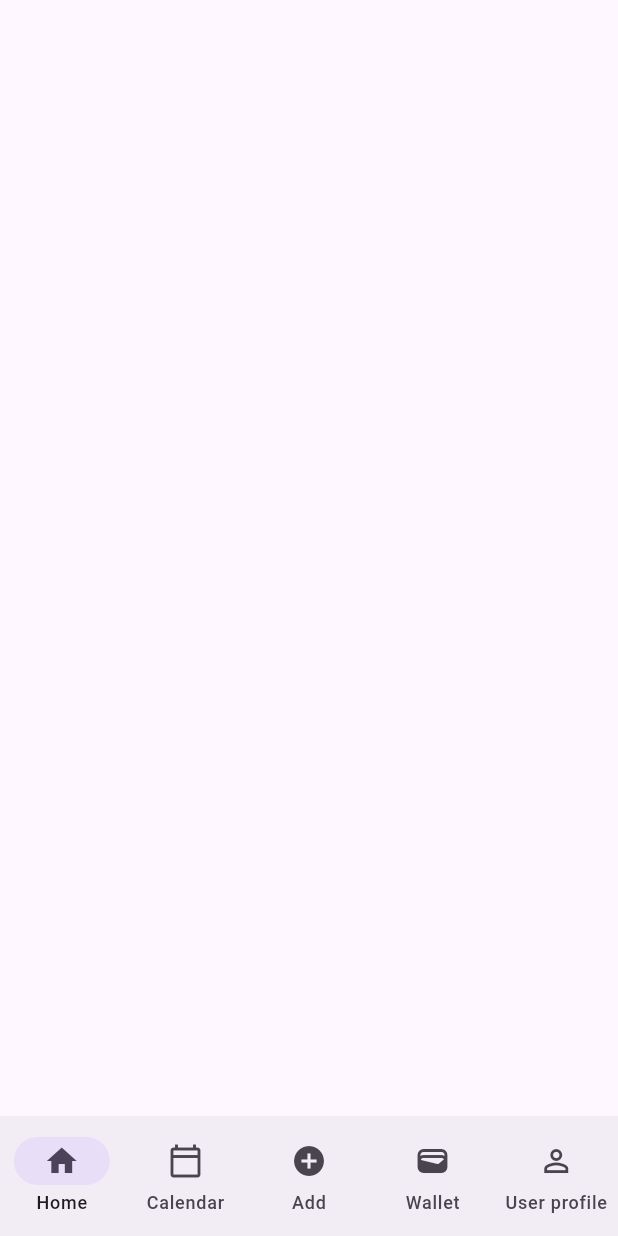
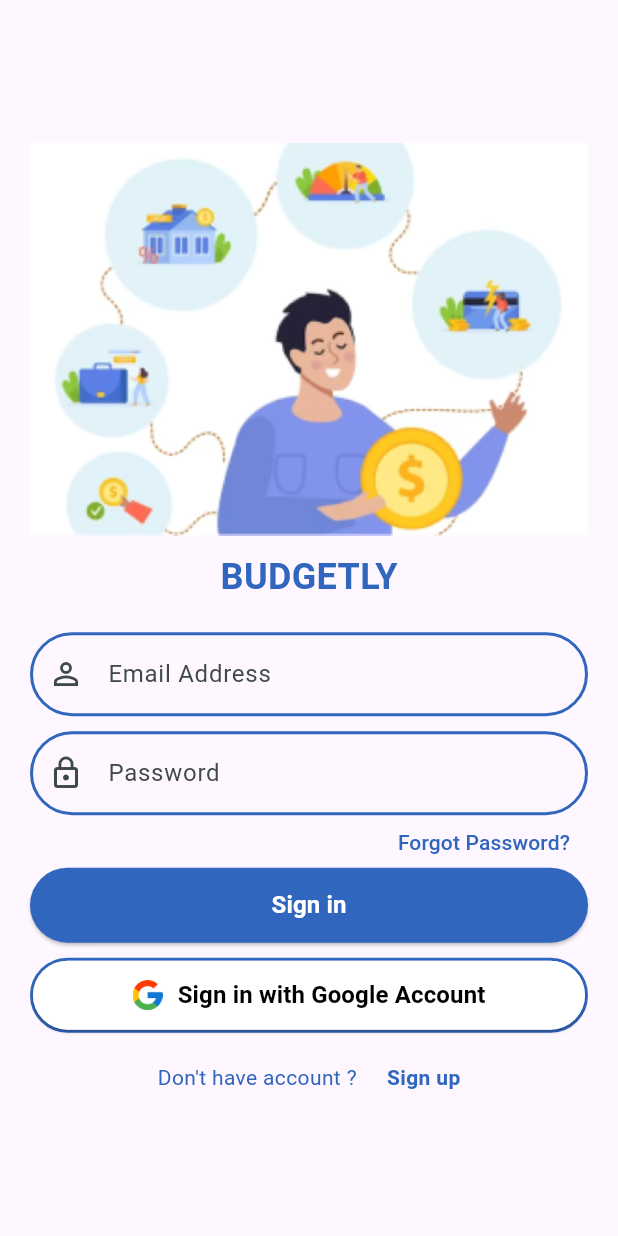
Before and after one commit to RMIT-Budgetly/budgetly, a Flutter app: the screen it shows after launch, on a phone screen of 412 x 824 dp. Run offline on Flutter 3.47's test engine with Material 3 defaults, Android fonts, the phone set to English and light mode, and no system bars.

Commit message:
BGL-87 complete sign in UI

```diff
--- a/lib/main.dart
+++ b/lib/main.dart
@@ -1,5 +1,5 @@
 import 'package:flutter/material.dart';
-import 'package:personal_finance/pages/home_page/home.dart';
+import 'package:personal_finance/pages/user_authentication/signin_screen.dart';
 
 void main() {
   runApp(const MyApp());
@@ -8,31 +8,14 @@ void main() {
 class MyApp extends StatelessWidget {
   const MyApp({super.key});
 
-  // This widget is the root of your application.
   @override
   Widget build(BuildContext context) {
     return MaterialApp(
-      title: 'Flutter Demo',
-      theme: ThemeData(
-        // This is the theme of your application.
-        //
-        // TRY THIS: Try running your application with "flutter run". You'll see
-        // the application has a blue toolbar. Then, without quitting the app,
-        // try changing the seedColor in the colorScheme below to Colors.green
-        // and then invoke "hot reload" (save your changes or press the "hot
-        // reload" button in a Flutter-supported IDE, or press "r" if you used
-        // the command line to start the app).
-        //
-        // Notice that the counter didn't reset back to zero; the application
-        // state is not lost during the reload. To reset the state, use hot
-        // restart instead.
-        //
-        // This works for code too, not just values: Most code changes can be
-        // tested with just a hot reload.
-        colorScheme: ColorScheme.fromSeed(seedColor: Colors.deepPurple),
-        useMaterial3: true,
+      title: 'Personal Finance App',
+      theme: ThemeData().copyWith(
+        colorScheme: ColorScheme.fromSeed(seedColor: const Color.fromARGB(255, 255, 255, 255),),
       ),
-      home: const HomePage(),
+      home: const SignInScreen(),
     );
   }
 }
--- /dev/null
+++ b/lib/pages/user_authentication/signin_screen.dart
@@ -0,0 +1,211 @@
+import 'package:flutter/material.dart';
+
+class SignInScreen extends StatefulWidget {
+  const SignInScreen({super.key});
+
+  @override
+  State<StatefulWidget> createState() {
+    return _SignInScreenState();
+  }
+}
+
+class _SignInScreenState extends State<SignInScreen> {
+  @override
+  Widget build(BuildContext context) {
+    return Scaffold(
+      body: Center(
+        child: SingleChildScrollView(
+          child: Padding(
+            padding: const EdgeInsets.symmetric(horizontal: 20, vertical: 30),
+            child: Column(
+              mainAxisSize: MainAxisSize.min,
+              children: [
+                Image.asset(
+                  'assets/images/signin_banner.png',
+                  fit: BoxFit.fitWidth,
+                ),
+                const SizedBox(
+                  height: 10,
+                ),
+                Container(
+                  alignment: Alignment.center,
+                  child: const Text(
+                    'BUDGETLY',
+                    style: TextStyle(
+                      color: Color.fromARGB(255, 48, 102, 190),
+                      fontSize: 24,
+                      fontWeight: FontWeight.bold,
+                    ),
+                  ),
+                ),
+                const SizedBox(
+                  height: 20,
+                ),
+                SingleChildScrollView(
+                  child: Padding(
+                    padding:
+                        const EdgeInsets.symmetric(horizontal: 0, vertical: 0),
+                    child: Form(
+                      child: Column(
+                        mainAxisSize: MainAxisSize.min,
+                        children: [
+                          TextFormField(
+                            decoration: InputDecoration(
+                              prefixIcon: const Icon(Icons.person_outline),
+                              labelText: 'Email Address',
+                              enabledBorder: OutlineInputBorder(
+                                borderRadius: BorderRadius.circular(30.0),
+                                borderSide: const BorderSide(
+                                    width: 2,
+                                    style: BorderStyle.solid,
+                                    color: Color.fromARGB(255, 48, 102, 190)),
+                              ),
+                            ),
+                            keyboardType: TextInputType.emailAddress,
+                            autocorrect: false,
+                            textCapitalization: TextCapitalization.none,
+                            validator: (value) {
+                              if (value == null ||
+                                  value.trim().isEmpty ||
+                                  !value.contains('@')) {
+                                return 'Please enter a valid email address.';
+                              }
+                              return null;
+                            },
+                            onSaved: (value) {},
+                          ),
+                          const SizedBox(
+                            height: 10,
+                          ),
+                          TextFormField(
+                            decoration: InputDecoration(
+                              prefixIcon: const Icon(Icons.lock_outline),
+                              labelText: 'Password',
+                              enabledBorder: OutlineInputBorder(
+                                borderRadius: BorderRadius.circular(30.0),
+                                borderSide: const BorderSide(
+                                    width: 2,
+                                    style: BorderStyle.solid,
+                                    color: Color.fromARGB(255, 48, 102, 190)),
+                              ),
+                            ),
+                            obscureText: true,
+                            validator: (value) {
+                              if (value == null ||
+                                  value.trim().isEmpty ||
+                                  !value.contains('@')) {
+                                return 'Please enter a valid email address.';
+                              }
+                              return null;
+                            },
+                            onSaved: (value) {},
+                          ),
+                        ],
+                      ),
+                    ),
+                  ),
+                ),
+                Container(
+                  width: MediaQuery.of(context).size.width,
+                  height: 35,
+                  alignment: Alignment.bottomRight,
+                  child: TextButton(
+                    child: const Text(
+                      "Forgot Password?",
+                      style:
+                          TextStyle(color: Color.fromARGB(255, 48, 102, 190)),
+                      textAlign: TextAlign.right,
+                    ),
+                    onPressed: () => {},
+                  ),
+                ),
+                Container(
+                  width: MediaQuery.of(context).size.width,
+                  height: 50,
+                  decoration:
+                      BoxDecoration(borderRadius: BorderRadius.circular(90)),
+                  child: ElevatedButton(
+                    style: ButtonStyle(
+                      backgroundColor: MaterialStateColor.resolveWith(
+                          (states) => const Color.fromARGB(255, 48, 102, 190)),
+                    ),
+                    onPressed: () {},
+                    child: const Text(
+                      'Sign in',
+                      style: TextStyle(
+                          color: Colors.white,
+                          fontSize: 16,
+                          fontWeight: FontWeight.bold),
+                    ),
+                  ),
+                ),
+                const SizedBox(height: 10),
+                Container(
+                  width: MediaQuery.of(context).size.width,
+                  height: 50,
+                  decoration: BoxDecoration(
+                      borderRadius: BorderRadius.circular(90),
+                      border: Border.all(
+                        color: const Color.fromARGB(255, 48, 102, 190),
+                        width: 2,
+                      )),
+                  child: ElevatedButton(
+                    style: ButtonStyle(
+                      backgroundColor: MaterialStateColor.resolveWith(
+                          (states) => Colors.white),
+                    ),
+                    onPressed: () {},
+                    child: Row(
+                      mainAxisAlignment: MainAxisAlignment.center,
+                      children: [
+                        Image.asset(
+                          'assets/images/google_icon.png',
+                          width: 20,
+                        ),
+                        const SizedBox(width: 10),
+                        const Text(
+                          'Sign in with Google Account',
+                          style: TextStyle(
+                              color: Colors.black,
+                              fontSize: 16,
+                              fontWeight: FontWeight.bold),
+                        ),
+                      ],
+                    ),
+                  ),
+                ),
+                const SizedBox(
+                  height: 20,
+                ),
+                Row(
+                  mainAxisAlignment: MainAxisAlignment.center,
+                  children: [
+                    const Text(
+                      "Don't have account ?",
+                      style: TextStyle(
+                        color: Color.fromARGB(255, 48, 102, 190),
+                      ),
+                    ),
+                    const SizedBox(
+                      width: 20,
+                    ),
+                    GestureDetector(
+                      onTap: () {},
+                      child: const Text(
+                        'Sign up',
+                        style: TextStyle(
+                          fontWeight: FontWeight.bold,
+                          color: Color.fromARGB(255, 48, 102, 190),
+                        ),
+                      ),
+                    ),
+                  ],
+                ),
+              ],
+            ),
+          ),
+        ),
+      ),
+    );
+  }
+}
--- a/pubspec.yaml
+++ b/pubspec.yaml
@@ -59,9 +59,8 @@ flutter:
   uses-material-design: true
 
   # To add assets to your application, add an assets section, like this:
-  # assets:
-  #   - images/a_dot_burr.jpeg
-  #   - images/a_dot_ham.jpeg
+  assets:
+    - assets/images/
 
   # An image asset can refer to one or more resolution-specific "variants", see
   # https://flutter.dev/assets-and-images/#resolution-aware
```
Also changed, not shown: assets/images/google_icon.png (added), assets/images/signin_banner.png (added), lib/pages/user_authentication/signup_screen.dart (added).
